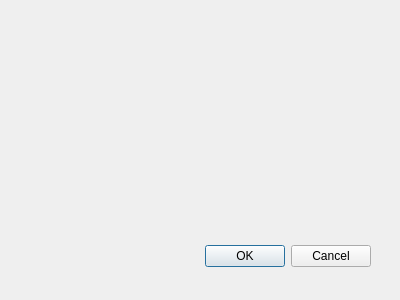
DanziLLL/visual_course, file ratemovie.ui: the form before one commit.
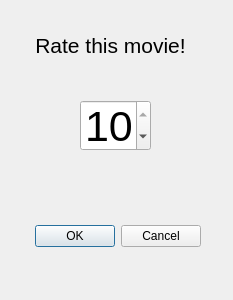
The form after the commit.

```diff
--- a/ratemovie.ui
+++ b/ratemovie.ui
@@ -8,7 +8,7 @@
    <rect>
     <x>0</x>
     <y>0</y>
-    <width>400</width>
+    <width>233</width>
     <height>300</height>
    </rect>
   </property>
@@ -19,8 +19,8 @@
    <property name="geometry">
     <rect>
      <x>30</x>
-     <y>240</y>
-     <width>341</width>
+     <y>220</y>
+     <width>171</width>
      <height>32</height>
     </rect>
    </property>
@@ -31,6 +31,48 @@
     <set>QDialogButtonBox::Cancel|QDialogButtonBox::Ok</set>
    </property>
   </widget>
+  <widget class="QSpinBox" name="spinBox">
+   <property name="geometry">
+    <rect>
+     <x>80</x>
+     <y>100</y>
+     <width>71</width>
+     <height>51</height>
+    </rect>
+   </property>
+   <property name="font">
+    <font>
+     <pointsize>32</pointsize>
+    </font>
+   </property>
+   <property name="maximum">
+    <number>10</number>
+   </property>
+   <property name="value">
+    <number>10</number>
+   </property>
+  </widget>
+  <widget class="QLabel" name="label">
+   <property name="geometry">
+    <rect>
+     <x>30</x>
+     <y>10</y>
+     <width>161</width>
+     <height>71</height>
+    </rect>
+   </property>
+   <property name="font">
+    <font>
+     <pointsize>16</pointsize>
+    </font>
+   </property>
+   <property name="text">
+    <string>Rate this movie!</string>
+   </property>
+   <property name="alignment">
+    <set>Qt::AlignCenter</set>
+   </property>
+  </widget>
  </widget>
  <pixmapfunction/>
  <resources/>
```
Left out of the diff: 5 changed lines with no effect on the pictures.
